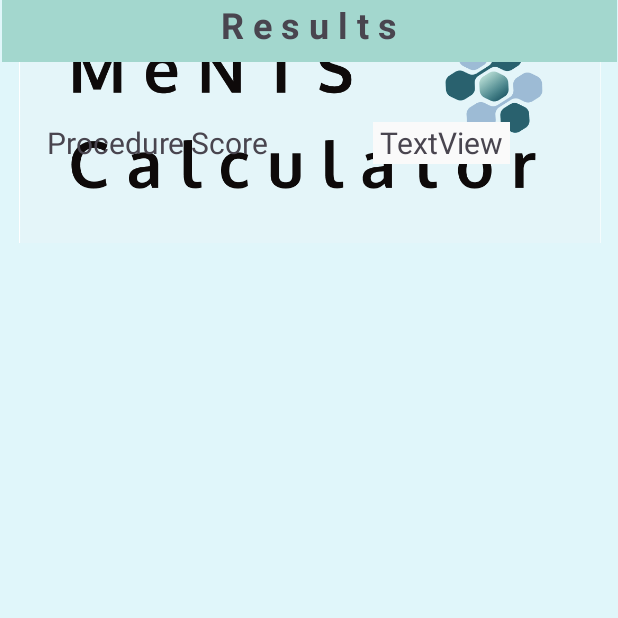
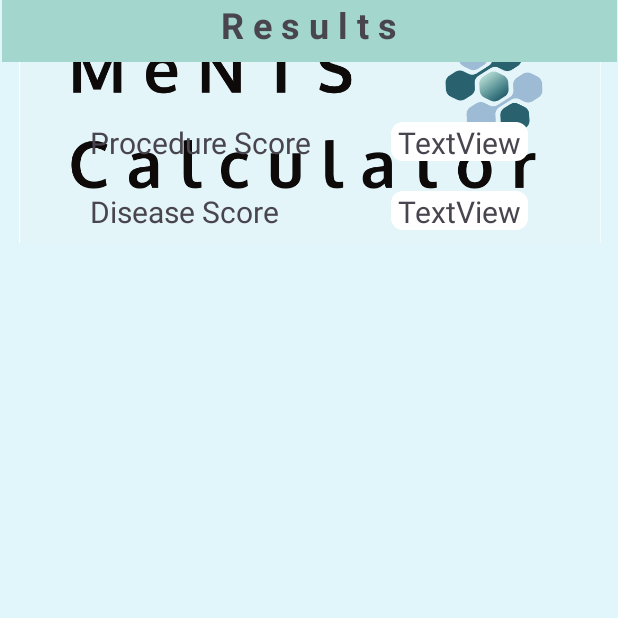
Before and after one commit to SofiaGoyesP/Proyecto-Mhealth, an Android app: the Results screen opened directly, with no data from a screen before it, on a phone screen of 412 x 824 dp, the top half of it. Run offline under Robolectric (Android 15) with nearby library versions, the phone set to English and light mode, and no system bars.

Commit message:
Disease score

```diff
--- /dev/null
+++ b/app/src/main/res/drawable/scorebutton_background.xml
@@ -0,0 +1,5 @@
+<?xml version="1.0" encoding="utf-8"?>
+<shape xmlns:android="http://schemas.android.com/apk/res/android">
+    <solid android:color="#FFFFFF" /> <!-- Color de fondo blanco -->
+    <corners android:radius="8dp" /> <!-- Radio de las esquinas -->
+</shape>
--- a/app/src/main/res/layout/activity_results.xml
+++ b/app/src/main/res/layout/activity_results.xml
@@ -35,7 +35,7 @@
         android:id="@+id/Procedure"
         android:layout_width="155dp"
         android:layout_height="26dp"
-        android:layout_marginStart="31dp"
+        android:layout_marginStart="60dp"
         android:layout_marginTop="40dp"
         android:text="Procedure Score"
         android:textSize="20sp"
@@ -45,14 +45,38 @@
     <TextView
         android:id="@+id/ProcedureScore"
         android:layout_width="91dp"
-        android:layout_height="28dp"
+        android:layout_height="26dp"
         android:layout_marginTop="40dp"
-        android:layout_marginEnd="72dp"
-        android:background="#FAFAFA"
+        android:layout_marginEnd="60dp"
+        android:background="@drawable/scorebutton_background"
         android:text="TextView"
         android:textAlignment="center"
         android:textSize="20sp"
         app:layout_constraintEnd_toEndOf="parent"
         app:layout_constraintTop_toBottomOf="@+id/textView2" />
 
+    <TextView
+        android:id="@+id/Disease"
+        android:layout_width="wrap_content"
+        android:layout_height="wrap_content"
+        android:layout_marginStart="60dp"
+        android:layout_marginTop="20dp"
+        android:text="Disease Score"
+        android:textSize="20sp"
+        app:layout_constraintStart_toStartOf="parent"
+        app:layout_constraintTop_toBottomOf="@+id/Procedure" />
+
+    <TextView
+        android:id="@+id/DiseaseScore"
+        android:layout_width="91dp"
+        android:layout_height="26dp"
+        android:layout_marginTop="20dp"
+        android:layout_marginEnd="60dp"
+        android:background="@drawable/scorebutton_background"
+        android:text="TextView"
+        android:textAlignment="center"
+        android:textSize="20sp"
+        app:layout_constraintEnd_toEndOf="parent"
+        app:layout_constraintTop_toBottomOf="@+id/ProcedureScore" />
+
 </androidx.constraintlayout.widget.ConstraintLayout>
```
